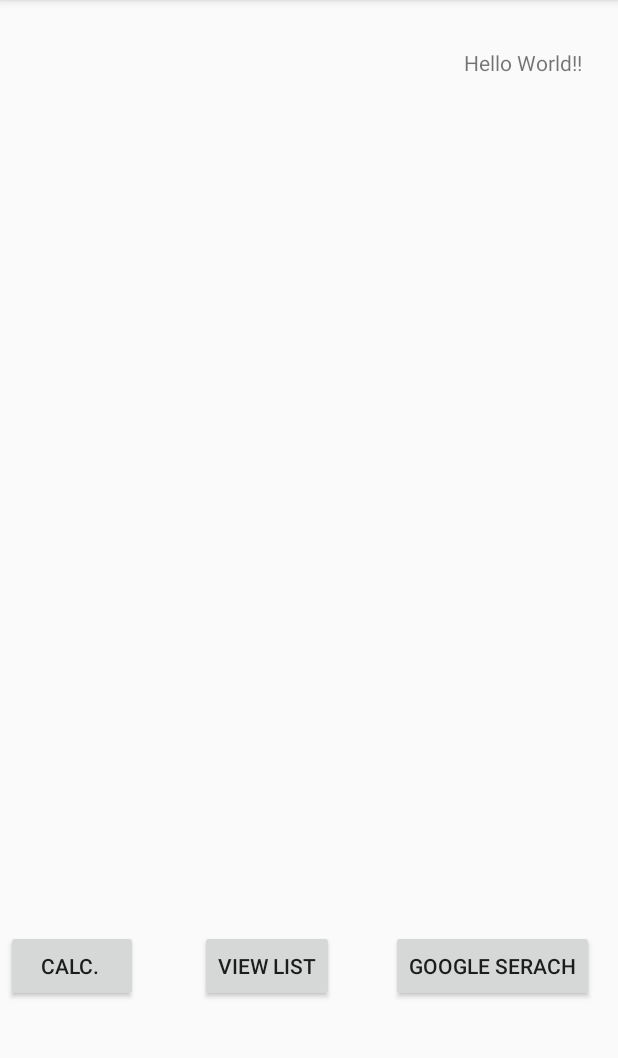
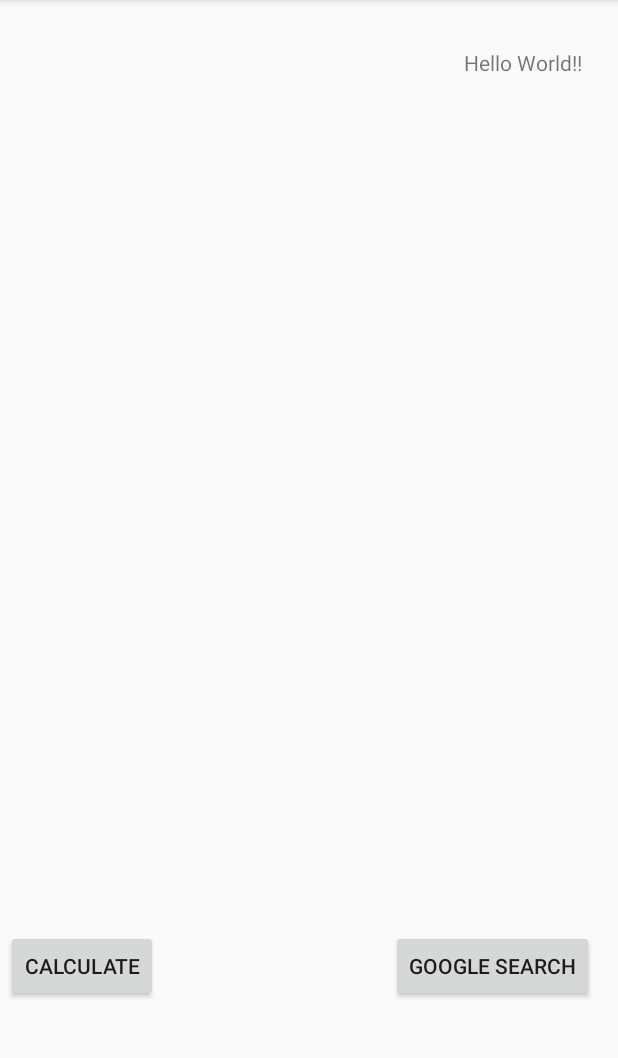
Before and after one commit to NajwanH/MyFirstApp, an Android app: the screen it shows after launch (MainActivity), on a phone screen of 412 x 824 dp, the part 84-1142 px from its top. Run offline under Robolectric (Android 15) with nearby library versions, the phone set to English and light mode, and no system bars.

Commit message:
Remove List functionality to Branch : BrnachForList

```diff
--- a/app/src/main/AndroidManifest.xml
+++ b/app/src/main/AndroidManifest.xml
@@ -19,7 +19,6 @@
             </intent-filter>
         </activity>
         <activity android:name=".CalcActivity" />
-        <activity android:name=".ListActivity"></activity>
     </application>
 
 </manifest>
--- a/app/src/main/java/tut/najwan/myfirstapp/MainActivity.java
+++ b/app/src/main/java/tut/najwan/myfirstapp/MainActivity.java
@@ -20,11 +20,11 @@ public class MainActivity extends AppCompatActivity {
     protected void onCreate(Bundle savedInstanceState) {
         super.onCreate(savedInstanceState);
         setContentView(R.layout.activity_main);
-        greetingTextView = (TextView) findViewById(R.id.greeting);
+        greetingTextView = findViewById(R.id.greeting);
 
         //Calc. Button
         //Attempt to launch an activity within our own app
-        Button calcBtn = (Button) findViewById(R.id.calcBtn);
+        Button calcBtn =  findViewById(R.id.calcBtn);
         calcBtn.setOnClickListener(new View.OnClickListener() {
             @Override
             public void onClick(View v) {
@@ -36,7 +36,7 @@ public class MainActivity extends AppCompatActivity {
 
         //Google Search Button
         //Attempt to launch activity outside our app: Run Google
-        Button googleBtn = (Button) findViewById(R.id.googleBtn);
+        Button googleBtn =  findViewById(R.id.googleBtn);
         googleBtn.setOnClickListener(new View.OnClickListener() {
             @Override
             public void onClick(View v) {
@@ -51,16 +51,7 @@ public class MainActivity extends AppCompatActivity {
             }
         });
 
-        //List View Button
-        Button viewListBtn = (Button) findViewById(R.id.viewListBtn);
-        viewListBtn.setOnClickListener(new View.OnClickListener() {
-            @Override
-            public void onClick(View v) {
-                Intent listViewIntent = new Intent(getApplicationContext(),ListActivity.class);
-                listViewIntent.putExtra("ListViewKey","List View Activity Works");
-                startActivity(listViewIntent);
-            }
-        });
+
     }
 
 
--- a/app/src/main/res/layout/activity_main.xml
+++ b/app/src/main/res/layout/activity_main.xml
@@ -11,6 +11,7 @@
         android:layout_width="wrap_content"
         android:layout_height="wrap_content"
         android:layout_marginEnd="24dp"
+        android:layout_marginRight="24dp"
         android:layout_marginTop="32dp"
         android:text="@string/hello_world"
         app:layout_constraintEnd_toEndOf="parent"
@@ -24,9 +25,11 @@
         android:layout_height="wrap_content"
         android:layout_marginBottom="100dp"
         android:layout_marginStart="4dp"
-        android:text="Calc. "
+        android:layout_marginLeft="4dp"
+        android:text="@string/btnCalc"
         app:layout_constraintBottom_toBottomOf="parent"
-        app:layout_constraintStart_toStartOf="parent" />
+        app:layout_constraintStart_toStartOf="parent"
+        />
 
     <Button
         android:id="@+id/googleBtn"
@@ -34,21 +37,10 @@
         android:layout_height="wrap_content"
         android:layout_marginBottom="100dp"
         android:layout_marginEnd="16dp"
-        android:text="Google Serach"
+        android:layout_marginRight="16dp"
+        android:text="@string/btnGoogle"
         app:layout_constraintBottom_toBottomOf="parent"
-        app:layout_constraintEnd_toEndOf="parent" />
-
-    <Button
-        android:id="@+id/viewListBtn"
-        android:layout_width="wrap_content"
-        android:layout_height="wrap_content"
-        android:layout_marginBottom="100dp"
-        android:layout_marginEnd="8dp"
-        android:layout_marginStart="8dp"
-        android:text="View List"
-        app:layout_constraintBottom_toBottomOf="parent"
-        app:layout_constraintEnd_toStartOf="@+id/googleBtn"
-        app:layout_constraintHorizontal_bias="0.526"
-        app:layout_constraintStart_toEndOf="@+id/calcBtn" />
+        app:layout_constraintEnd_toEndOf="parent"
+         />
 
 </android.support.constraint.ConstraintLayout>
--- a/app/src/main/res/values/strings.xml
+++ b/app/src/main/res/values/strings.xml
@@ -2,6 +2,9 @@
     <string name="app_name">MyFirstApp</string>
     <string name="hello_world">Hello World!!</string>
     <string name="say_bye">Bye</string>
+
+    <string name="btnCalc">Calculate</string>
+    <string name="btnGoogle">Google Search</string>
 
     <string-array name="items">
         <item>Peach</item>
```
Also changed, not shown: app/src/main/java/tut/najwan/myfirstapp/ItemAdapter.java (deleted, +0 -54 lines), app/src/main/java/tut/najwan/myfirstapp/ListActivity.java (deleted, +0 -36 lines), app/src/main/res/layout/activity_list.xml (deleted, +0 -15 lines), app/src/main/res/layout/my_listview_detail.xml (deleted, +0 -41 lines).
